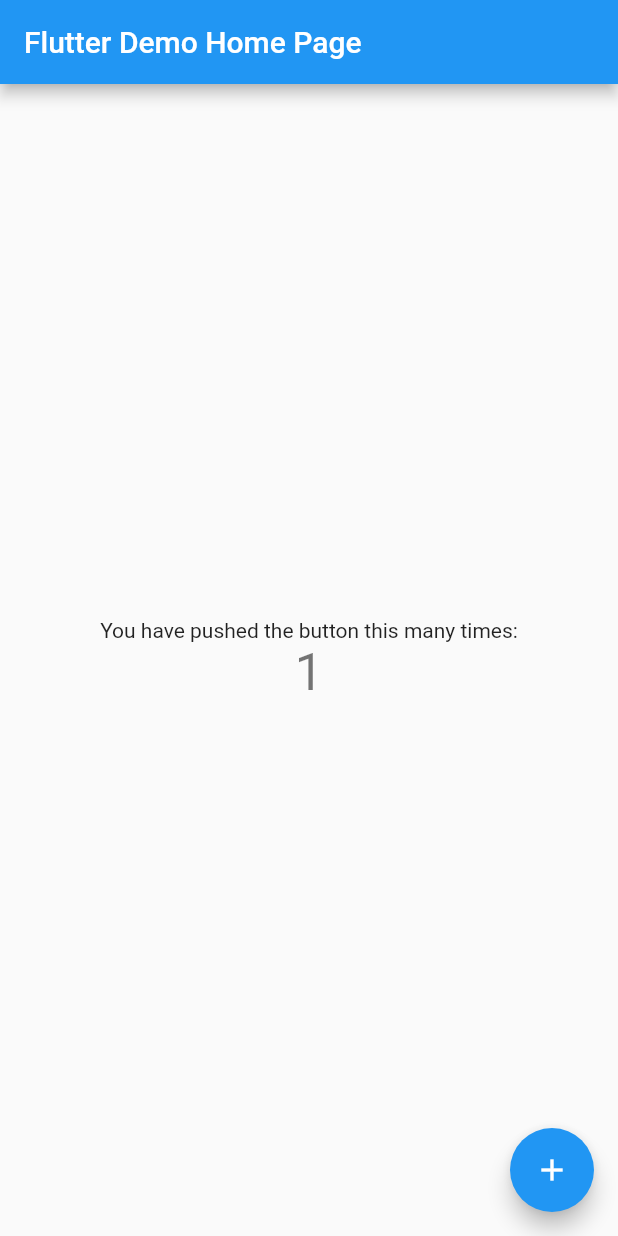
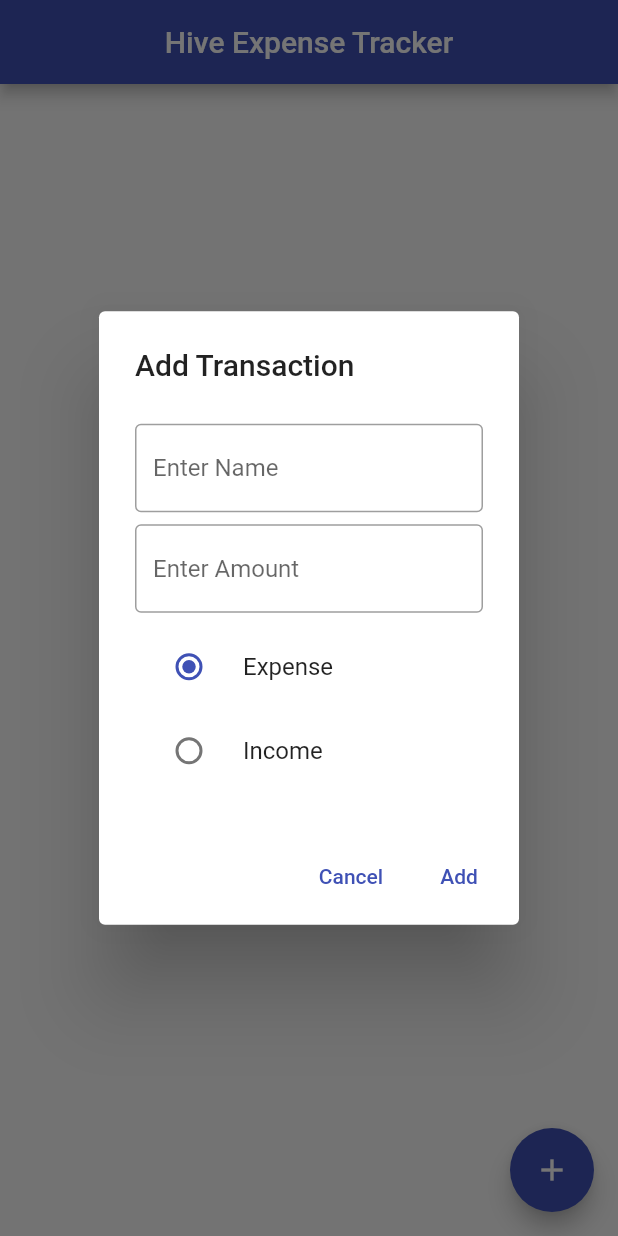
Before and after one commit to Liminfee2022/hive_Demo, a Flutter app: the screen it shows after launch, after a tap on the "add" icon, on a phone screen of 412 x 824 dp. Run offline on Flutter 3.47's test engine with Material 2 defaults, Android fonts, the phone set to English and light mode, and no system bars; our stand-ins replace hive, hive_flutter; accounts and stored records are empty.

Commit message:
first commit

```diff
--- /dev/null
+++ b/lib/boxes.dart
@@ -0,0 +1,9 @@
+import 'package:hive/hive.dart';
+import 'package:hivedemo/model/transaction.dart';
+
+class Boxes {
+  static Box<Transaction> getTransactions() =>
+      Hive.box<Transaction>('transactions');
+  static Box<String> getTransactions2() =>
+      Hive.box<String>('myBox');
+}
--- a/lib/main.dart
+++ b/lib/main.dart
@@ -1,115 +1,34 @@
 import 'package:flutter/material.dart';
+import 'package:hive_flutter/hive_flutter.dart';
+import 'package:hivedemo/model/transaction.dart';
+import 'package:hivedemo/page/transaction_page.dart';
 
-void main() {
+
+void main() async{
+  WidgetsFlutterBinding.ensureInitialized();
+  await Hive.initFlutter();
+  Hive.registerAdapter(TransactionAdapter());
+  await Hive.openBox<Transaction>('transactions');
+  await Hive.openBox<String>('myBox');
   runApp(const MyApp());
 }
 
-class MyApp extends StatelessWidget {
+class MyApp extends StatefulWidget {
   const MyApp({Key? key}) : super(key: key);
 
-  // This widget is the root of your application.
+  @override
+  State<MyApp> createState() => _MyAppState();
+}
+
+class _MyAppState extends State<MyApp> {
+
   @override
   Widget build(BuildContext context) {
     return MaterialApp(
-      title: 'Flutter Demo',
-      theme: ThemeData(
-        // This is the theme of your application.
-        //
-        // Try running your application with "flutter run". You'll see the
-        // application has a blue toolbar. Then, without quitting the app, try
-        // changing the primarySwatch below to Colors.green and then invoke
-        // "hot reload" (press "r" in the console where you ran "flutter run",
-        // or simply save your changes to "hot reload" in a Flutter IDE).
-        // Notice that the counter didn't reset back to zero; the application
-        // is not restarted.
-        primarySwatch: Colors.blue,
-      ),
-      home: const MyHomePage(title: 'Flutter Demo Home Page'),
+      debugShowCheckedModeBanner: false,
+      title: 'Demo Hive',
+      theme: ThemeData(primarySwatch: Colors.indigo),
+      home: const TransactionPage(),
     );
   }
 }
-
-class MyHomePage extends StatefulWidget {
-  const MyHomePage({Key? key, required this.title}) : super(key: key);
-
-  // This widget is the home page of your application. It is stateful, meaning
-  // that it has a State object (defined below) that contains fields that affect
-  // how it looks.
-
-  // This class is the configuration for the state. It holds the values (in this
-  // case the title) provided by the parent (in this case the App widget) and
-  // used by the build method of the State. Fields in a Widget subclass are
-  // always marked "final".
-
-  final String title;
-
-  @override
-  State<MyHomePage> createState() => _MyHomePageState();
-}
-
-class _MyHomePageState extends State<MyHomePage> {
-  int _counter = 0;
-
-  void _incrementCounter() {
-    setState(() {
-      // This call to setState tells the Flutter framework that something has
-      // changed in this State, which causes it to rerun the build method below
-      // so that the display can reflect the updated values. If we changed
-      // _counter without calling setState(), then the build method would not be
-      // called again, and so nothing would appear to happen.
-      _counter++;
-    });
-  }
-
-  @override
-  Widget build(BuildContext context) {
-    // This method is rerun every time setState is called, for instance as done
-    // by the _incrementCounter method above.
-    //
-    // The Flutter framework has been optimized to make rerunning build methods
-    // fast, so that you can just rebuild anything that needs updating rather
-    // than having to individually change instances of widgets.
-    return Scaffold(
-      appBar: AppBar(
-        // Here we take the value from the MyHomePage object that was created by
-        // the App.build method, and use it to set our appbar title.
-        title: Text(widget.title),
-      ),
-      body: Center(
-        // Center is a layout widget. It takes a single child and positions it
-        // in the middle of the parent.
-        child: Column(
-          // Column is also a layout widget. It takes a list of children and
-          // arranges them vertically. By default, it sizes itself to fit its
-          // children horizontally, and tries to be as tall as its parent.
-          //
-          // Invoke "debug painting" (press "p" in the console, choose the
-          // "Toggle Debug Paint" action from the Flutter Inspector in Android
-          // Studio, or the "Toggle Debug Paint" command in Visual Studio Code)
-          // to see the wireframe for each widget.
-          //
-          // Column has various properties to control how it sizes itself and
-          // how it positions its children. Here we use mainAxisAlignment to
-          // center the children vertically; the main axis here is the vertical
-          // axis because Columns are vertical (the cross axis would be
-          // horizontal).
-          mainAxisAlignment: MainAxisAlignment.center,
-          children: <Widget>[
-            const Text(
-              'You have pushed the button this many times:',
-            ),
-            Text(
-              '$_counter',
-              style: Theme.of(context).textTheme.headline4,
-            ),
-          ],
-        ),
-      ),
-      floatingActionButton: FloatingActionButton(
-        onPressed: _incrementCounter,
-        tooltip: 'Increment',
-        child: const Icon(Icons.add),
-      ), // This trailing comma makes auto-formatting nicer for build methods.
-    );
-  }
-}
--- /dev/null
+++ b/lib/model/transaction.dart
@@ -0,0 +1,16 @@
+
+import 'package:hive/hive.dart';
+
+part 'transaction.g.dart';
+
+@HiveType(typeId: 0)
+class Transaction extends HiveObject {
+  @HiveField(0)
+  late String name;
+  @HiveField(1)
+  late DateTime createdDate;
+  @HiveField(2)
+  late bool isExpense = true;
+  @HiveField(3)
+  late double amount;
+}
--- /dev/null
+++ b/lib/page/transaction_page.dart
@@ -0,0 +1,188 @@
+import 'package:flutter/material.dart';
+import 'package:hive/hive.dart';
+import 'package:hive_flutter/hive_flutter.dart';
+import 'package:hivedemo/boxes.dart';
+import 'package:hivedemo/model/transaction.dart';
+import 'package:hivedemo/widget/transaction_dialog.dart';
+import 'package:intl/intl.dart';
+
+class TransactionPage extends StatefulWidget {
+  const TransactionPage({Key? key}) : super(key: key);
+
+  @override
+  State<TransactionPage> createState() => _TransactionPageState();
+}
+
+class _TransactionPageState extends State<TransactionPage> {
+  @override
+  void dispose() {
+    Hive.close();
+
+    super.dispose();
+  }
+
+  @override
+  Widget build(BuildContext context) => Scaffold(
+    appBar: AppBar(
+      title: const Text('Hive Expense Tracker'),
+      centerTitle: true,
+    ),
+    body: ValueListenableBuilder<Box<Transaction>>(
+      valueListenable: Boxes.getTransactions().listenable(),
+      builder: (context, box, _) {
+        final transactions = box.values.toList().cast<Transaction>();
+
+        return buildContent(transactions);
+      },
+    ),
+    floatingActionButton: FloatingActionButton(
+      child: const Icon(Icons.add),
+      onPressed: () => showDialog(
+        context: context,
+        builder: (context) => TransactionDialog(
+          onClickedDone: addTransaction,
+        ),
+      ),
+    ),
+  );
+
+  Widget buildContent(List<Transaction> transactions) {
+    if (transactions.isEmpty) {
+      return const Center(
+        child: Text(
+          'No expenses yet!',
+          style: TextStyle(fontSize: 24),
+        ),
+      );
+    } else {
+      final netExpense = transactions.fold<double>(
+        0,
+            (previousValue, transaction) => transaction.isExpense
+            ? previousValue - transaction.amount
+            : previousValue + transaction.amount,
+      );
+      final newExpenseString = '\$${netExpense.toStringAsFixed(2)}';
+      final color = netExpense > 0 ? Colors.green : Colors.red;
+
+      return Column(
+        children: [
+          const SizedBox(height: 24),
+          Text(
+            'Net Expense: $newExpenseString',
+            style: TextStyle(
+              fontWeight: FontWeight.bold,
+              fontSize: 20,
+              color: color,
+            ),
+          ),
+          const SizedBox(height: 24),
+          Expanded(
+            child: ListView.builder(
+              padding: const EdgeInsets.all(8),
+              itemCount: transactions.length,
+              itemBuilder: (BuildContext context, int index) {
+                final transaction = transactions[index];
+
+                return buildTransaction(context, transaction);
+              },
+            ),
+          ),
+        ],
+      );
+    }
+  }
+
+  Widget buildTransaction(
+      BuildContext context,
+      Transaction transaction,
+      ) {
+    final color = transaction.isExpense ? Colors.red : Colors.green;
+    final date = DateFormat.yMMMd().format(transaction.createdDate);
+    final amount = '\$${transaction.amount.toStringAsFixed(2)}';
+
+    return Card(
+      color: Colors.white,
+      child: ExpansionTile(
+        tilePadding: const EdgeInsets.symmetric(horizontal: 24, vertical: 8),
+        title: Text(
+          transaction.name,
+          maxLines: 2,
+          style: const TextStyle(fontWeight: FontWeight.bold, fontSize: 18),
+        ),
+        subtitle: Text(date),
+        trailing: Text(
+          amount,
+          style: TextStyle(
+              color: color, fontWeight: FontWeight.bold, fontSize: 16),
+        ),
+        children: [
+          buildButtons(context, transaction),
+        ],
+      ),
+    );
+  }
+
+  Widget buildButtons(BuildContext context, Transaction transaction) => Row(
+    children: [
+      Expanded(
+        child: TextButton.icon(
+          label: const Text('Edit'),
+          icon: const Icon(Icons.edit),
+          onPressed: () => Navigator.of(context).push(
+            MaterialPageRoute(
+              builder: (context) => TransactionDialog(
+                transaction: transaction,
+                onClickedDone: (name, amount, isExpense) =>
+                    editTransaction(transaction, name, amount, isExpense),
+              ),
+            ),
+          ),
+        ),
+      ),
+      Expanded(
+        child: TextButton.icon(
+          label: const Text('Delete'),
+          icon: const Icon(Icons.delete),
+          onPressed: () => deleteTransaction(transaction),
+        ),
+      )
+    ],
+  );
+
+  Future addTransaction(String name, double amount, bool isExpense) async {
+    final transaction = Transaction()
+      ..name = name
+      ..createdDate = DateTime.now()
+      ..amount = amount
+      ..isExpense = isExpense;
+
+    final box = Boxes.getTransactions();
+    box.add(transaction);
+    final box2 = Boxes.getTransactions2();
+    box2.add('transaction');
+  }
+
+  void editTransaction(
+      Transaction transaction,
+      String name,
+      double amount,
+      bool isExpense,
+      ) {
+    transaction.name = name;
+    transaction.amount = amount;
+    transaction.isExpense = isExpense;
+
+    final box = Boxes.getTransactions();
+    box.put(transaction.key, transaction);
+
+    // transaction.save();
+  }
+
+  void deleteTransaction(Transaction transaction) {
+    // final box = Boxes.getTransactions();
+    // box.delete(transaction.key);
+
+    transaction.delete();
+    //setState(() => transactions.remove(transaction));
+  }
+}
--- /dev/null
+++ b/lib/widget/transaction_dialog.dart
@@ -0,0 +1,140 @@
+import 'package:flutter/material.dart';
+
+import '../model/transaction.dart';
+
+class TransactionDialog extends StatefulWidget {
+  final Transaction? transaction;
+  final Function(String name, double amount, bool isExpense) onClickedDone;
+
+  const TransactionDialog({
+    Key? key,
+    this.transaction,
+    required this.onClickedDone,
+  }) : super(key: key);
+
+  @override
+  State<TransactionDialog> createState() => _TransactionDialogState();
+}
+
+class _TransactionDialogState extends State<TransactionDialog> {
+  final formKey = GlobalKey<FormState>();
+  final nameController = TextEditingController();
+  final amountController = TextEditingController();
+
+  bool isExpense = true;
+
+  @override
+  void initState() {
+    super.initState();
+
+    if (widget.transaction != null) {
+      final transaction = widget.transaction!;
+
+      nameController.text = transaction.name;
+      amountController.text = transaction.amount.toString();
+      isExpense = transaction.isExpense;
+    }
+  }
+
+  @override
+  void dispose() {
+    nameController.dispose();
+    amountController.dispose();
+
+    super.dispose();
+  }
+
+  @override
+  Widget build(BuildContext context) {
+    final isEditing = widget.transaction != null;
+    final title = isEditing ? 'Edit Transaction' : 'Add Transaction';
+
+    return AlertDialog(
+      title: Text(title),
+      content: Form(
+        key: formKey,
+        child: SingleChildScrollView(
+          child: Column(
+            mainAxisSize: MainAxisSize.min,
+            children: <Widget>[
+              const SizedBox(height: 8),
+              buildName(),
+              const SizedBox(height: 8),
+              buildAmount(),
+              const SizedBox(height: 8),
+              buildRadioButtons(),
+            ],
+          ),
+        ),
+      ),
+      actions: <Widget>[
+        buildCancelButton(context),
+        buildAddButton(context, isEditing: isEditing),
+      ],
+    );
+  }
+
+  Widget buildName() => TextFormField(
+    controller: nameController,
+    decoration: const InputDecoration(
+      border: OutlineInputBorder(),
+      hintText: 'Enter Name',
+    ),
+    validator: (name) =>
+    name != null && name.isEmpty ? 'Enter a name' : null,
+  );
+
+  Widget buildAmount() => TextFormField(
+    decoration: const InputDecoration(
+      border: OutlineInputBorder(),
+      hintText: 'Enter Amount',
+    ),
+    keyboardType: TextInputType.number,
+    validator: (amount) => amount != null && double.tryParse(amount) == null
+        ? 'Enter a valid number'
+        : null,
+    controller: amountController,
+  );
+
+  Widget buildRadioButtons() => Column(
+    children: [
+      RadioListTile<bool>(
+        title: const Text('Expense'),
+        value: true,
+        groupValue: isExpense,
+        onChanged: (value) => setState(() => isExpense = value!),
+      ),
+      RadioListTile<bool>(
+        title: const Text('Income'),
+        value: false,
+        groupValue: isExpense,
+        onChanged: (value) => setState(() => isExpense = value!),
+      ),
+    ],
+  );
+
+  Widget buildCancelButton(BuildContext context) => TextButton(
+    child: const Text('Cancel'),
+    onPressed: () => Navigator.of(context).pop(),
+  );
+
+  Widget buildAddButton(BuildContext context, {required bool isEditing}) {
+    final text = isEditing ? 'Save' : 'Add';
+
+    return TextButton(
+      child: Text(text),
+      onPressed: () async {
+        final isValid = formKey.currentState!.validate();
+
+        if (isValid) {
+          final name = nameController.text;
+          final amount = double.tryParse(amountController.text) ?? 0;
+
+          widget.onClickedDone(name, amount, isExpense);
+
+          Navigator.of(context).pop();
+        }
+      },
+    );
+  }
+}
```
Also changed, not shown: pubspec.yaml (+8 -0 lines), lib/model/transaction.g.dart (added), pubspec.lock, 1 other file.
